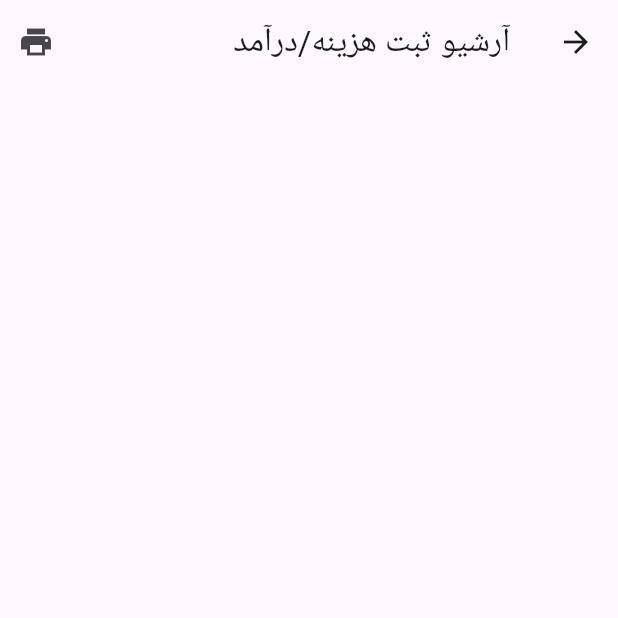
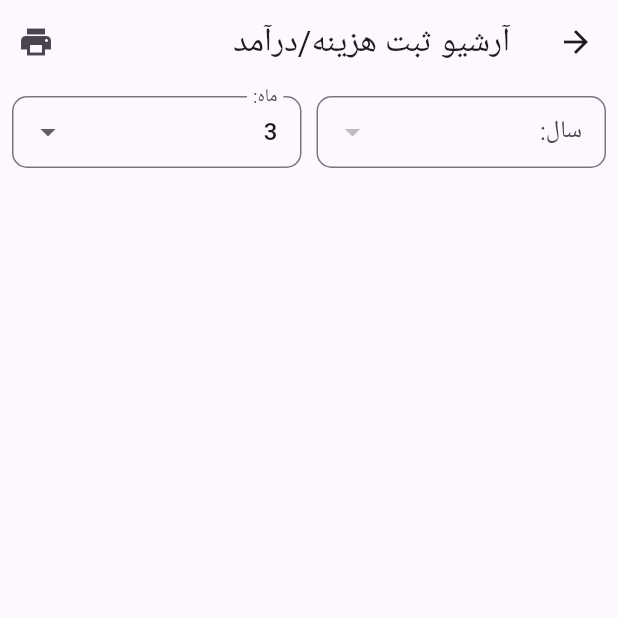
Before and after one commit to taheriara/my_activities, a Flutter app: the screen it shows after launch, after a tap on the "format list numbered" icon, on a phone screen of 412 x 824 dp, the top half of it. Run offline on Flutter 3.47's test engine with Material 3 defaults, Android fonts, the light colour scheme and no system bars; our stand-ins replace shamsi_date, sqflite; accounts and stored records are empty.

Commit message:
add year and mont selection for cost list

```diff
--- a/lib/pages/cost_list_page.dart
+++ b/lib/pages/cost_list_page.dart
@@ -3,6 +3,7 @@ import 'package:intl/intl.dart';
 import 'package:my_activities/models/cost.dart';
 import 'package:my_activities/pages/report_page.dart';
 import 'package:my_activities/services/cost_service.dart';
+import 'package:shamsi_date/shamsi_date.dart';
 
 class CostListPage extends StatefulWidget {
   const CostListPage({super.key});
@@ -14,17 +15,42 @@ class CostListPage extends StatefulWidget {
 class _CostListPageState extends State<CostListPage> {
   List<Cost> costs = [];
   final _costService = CostService();
+  final TextEditingController yearController = TextEditingController();
+  final TextEditingController monthController = TextEditingController();
+  int dropdownYearValue = 1403; // موقتا
+  int dropdownMonthValue = 3; // موقتا
+  final bool editable = false;
 
-  Future fetchFromDb() async {
+  List<int> years = [];
+  TextEditingController year = TextEditingController();
+  TextEditingController month = TextEditingController();
+
+  Future fetchFromDb(String year, String month) async {
+    years = await _costService.getYears();
+
+    DateTime parseDt = DateTime.parse(DateTime.now().toString());
+    Jalali j1 = parseDt.toJalali();
+    year = year != '' ? year : j1.year.toString();
+    month = month != '' ? month : j1.month.toString();
+
+    // final f = j1.formatter;
+    // String m = month != '' ? month : f.mN;
+
     costs.clear();
-    costs.addAll(await _costService.getAllCosts());
-    setState(() {});
+    //costs.addAll(await _costService.getAllCosts());
+    costs.addAll(await _costService.getAllCostsYearMonth(month, year));
+    setState(() {
+      setState(() {
+        dropdownMonthValue = int.parse(month); // فروردین ...
+        dropdownYearValue = int.parse(year);
+      });
+    });
   }
 
   @override
   void initState() {
     super.initState();
-    fetchFromDb();
+    fetchFromDb('', '');
   }
 
   @override
@@ -49,6 +75,83 @@ class _CostListPageState extends State<CostListPage> {
             padding: const EdgeInsets.symmetric(vertical: 8, horizontal: 8),
             child: Column(
               children: [
+                Row(
+                  mainAxisAlignment: MainAxisAlignment.center,
+                  children: [
+                    Expanded(
+                      child: DropdownButtonFormField<int>(
+                        value: dropdownYearValue,
+                        // items: dropdownItems.map((String value) {
+                        //   return DropdownMenuItem<String>(
+                        //     value: value,
+                        //     child: Text(value),
+                        //   );
+                        // }).toList(),
+                        items: years.map((int value) {
+                          return DropdownMenuItem<int>(
+                            value: value,
+                            child: Text(
+                              value.toString(),
+                              //style: fieldStyle,
+                            ),
+                          );
+                        }).toList(),
+                        // validator: (value) {
+                        //   return Validator.validateDropDefaultData(value);
+                        // },
+                        decoration: InputDecoration(
+                          labelText: 'سال:',
+                          //labelStyle: fieldStyle,
+                          isDense: true,
+                          border: OutlineInputBorder(
+                            borderRadius: BorderRadius.circular(10),
+                          ),
+                        ),
+                        onChanged: editable
+                            ? null
+                            : (val) {
+                                fetchFromDb(val.toString(), dropdownMonthValue.toString());
+                              },
+                      ),
+                    ),
+                    const SizedBox(
+                      width: 10,
+                    ),
+                    Expanded(
+                      child: DropdownButtonFormField<int>(
+                        value: dropdownMonthValue,
+                        items: <int>[1, 2, 3, 4, 5, 6, 7, 8, 9, 10, 11, 12].map((int value) {
+                          return DropdownMenuItem<int>(
+                            value: value,
+                            child: Text(
+                              value.toString(),
+                              // style: fieldStyle,
+                            ),
+                          );
+                        }).toList(),
+                        // validator: (value) {
+                        //   return Validator.validateDropDefaultData(value);
+                        // },
+                        decoration: InputDecoration(
+                          labelText: 'ماه:',
+                          //  labelStyle: fieldStyle,
+                          isDense: true,
+                          border: OutlineInputBorder(
+                            borderRadius: BorderRadius.circular(10),
+                          ),
+                        ),
+                        onChanged: editable
+                            ? null
+                            : (val) {
+                                fetchFromDb(dropdownYearValue.toString(), val.toString());
+                              },
+                      ),
+                    ),
+                  ],
+                ),
+                SizedBox(
+                  height: 14,
+                ),
                 Expanded(
                   child: ListView.builder(
                       itemCount: costs.length,
--- a/lib/services/cost_service.dart
+++ b/lib/services/cost_service.dart
@@ -64,17 +64,17 @@ class CostService {
   //   return groceryList[0];
   // }
 
-  // getYears() async {
-  //   var result = await _repository.readDataGroup("tasks", ['year'], "year");
-  //   List<String> years = [];
-  //   for (var element in result) {
-  //     years.add(element['year']);
-  //   }
+  getYears() async {
+    var result = await _repository.readDataGroup("cost", ['year'], "year");
+    List<int> years = [];
+    for (var element in result) {
+      years.add(element['year']);
+    }
 
-  //   // var groceries = await _repository.readDataGroup("dailyEntery", ['year'], "year");
-  //   //List<String> groceryList = groceries.isNotEmpty ? List<String>.from(groceries.map((c) => fromMap(c)).toList()) : [];
-  //   return years;
-  // }
+    // var groceries = await _repository.readDataGroup("dailyEntery", ['year'], "year");
+    //List<String> groceryList = groceries.isNotEmpty ? List<String>.from(groceries.map((c) => fromMap(c)).toList()) : [];
+    return years;
+  }
 
   deleteCost() async {
     return await _repository.deleteAllRecords('cost', '');
```
